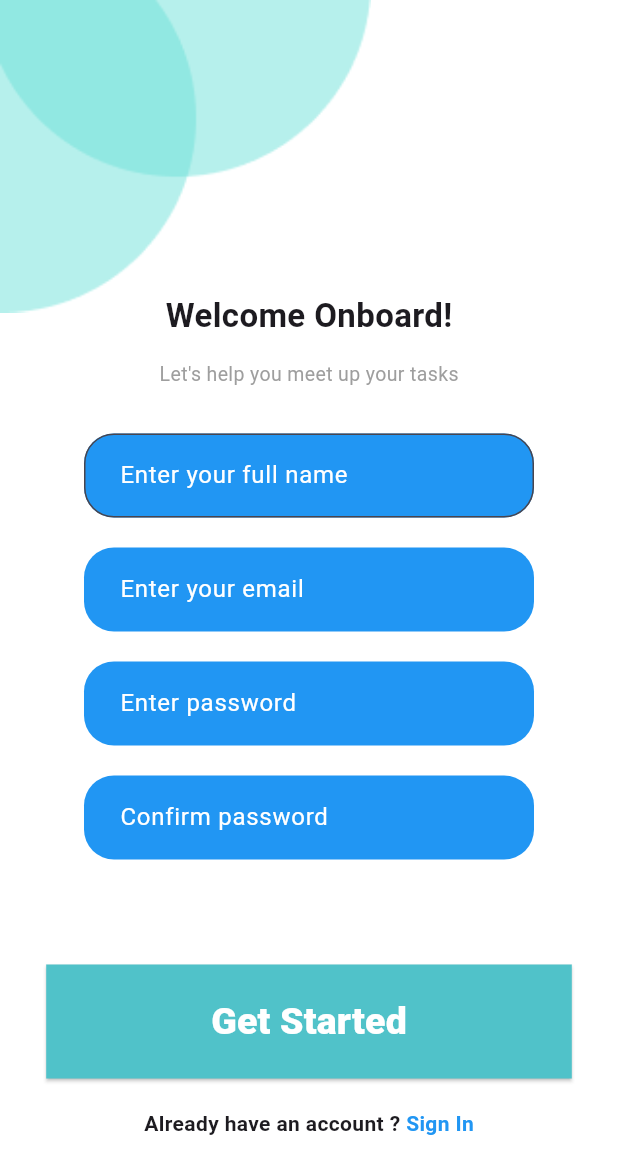
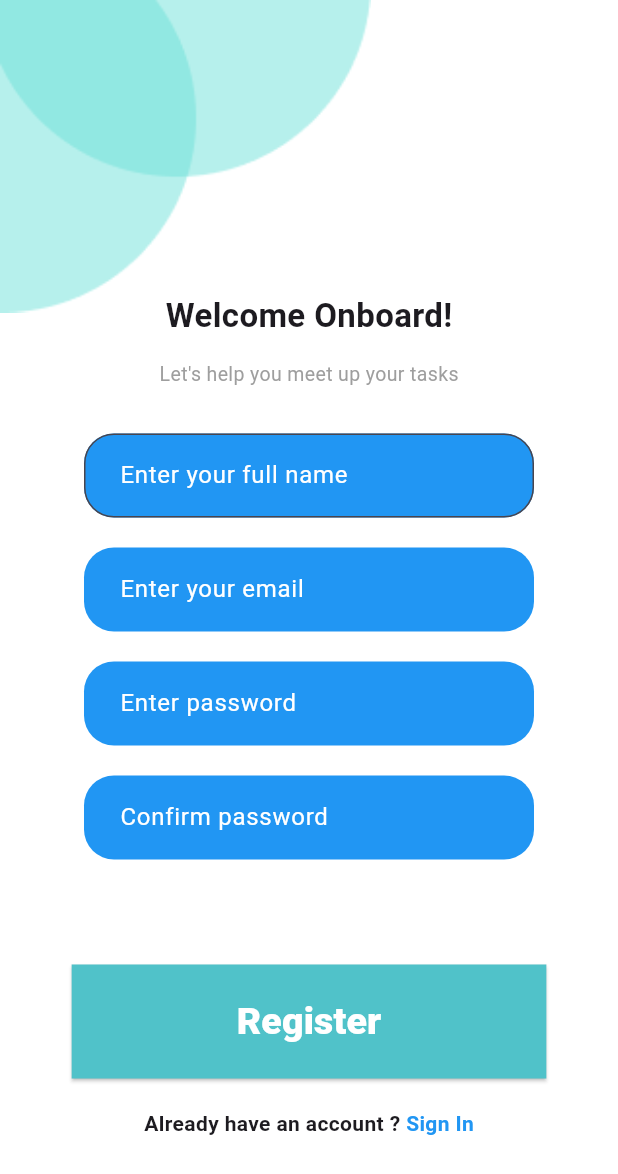
Before and after one commit to minKasent/todo_app, a Flutter app: the screen it shows after launch, on a phone screen of 412 x 824 dp. Shown: the top 1174 px of the screen. Run offline on Flutter 3.47's test engine with Material 3 defaults, Android fonts, the phone set to English and light mode, and no system bars; Roboto replaces fonts that are missing (Poppins).

Commit message:
feat(registration): change button text to Register

```diff
--- a/lib/screen/registration_screen.dart
+++ b/lib/screen/registration_screen.dart
@@ -31,7 +31,6 @@ class RegistrationScreen extends StatelessWidget {
                   SizedBox(height: 30),
                   SizedBox(
                     width: 300,
-
                     child: TextField(
                       decoration: InputDecoration(
                         hintText: 'Enter your full name',
@@ -53,7 +52,6 @@ class RegistrationScreen extends StatelessWidget {
                       decoration: InputDecoration(
                         hintText: 'Enter your email',
                         hintStyle: TextStyle(fontSize: 16, color: Colors.white),
-
                         filled: true,
                         fillColor: Colors.blue,
                         contentPadding: EdgeInsets.symmetric(
@@ -118,7 +116,7 @@ class RegistrationScreen extends StatelessWidget {
                       shape: RoundedRectangleBorder(),
                     ),
                     child: Text(
-                      'Get Started',
+                      'Register',
                       style: TextStyle(
                         fontFamily: 'Poppins',
                         fontSize: 25,
```
